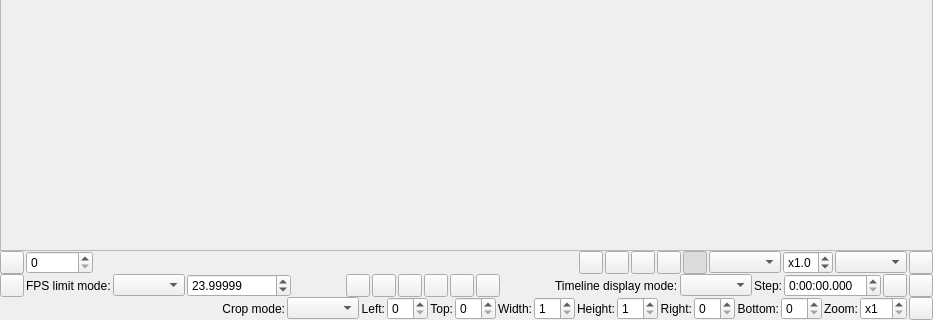
Qt form vsedit/src/preview/preview_dialog.ui (AkarinVS/vapoursynth-editor-2) before a commit; both pictures show x 0 to 933 and y 332 to 652 of the 933 by 652 pixel window.
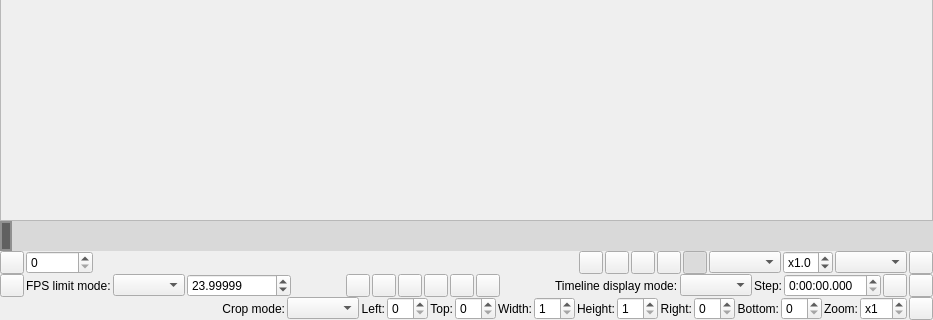
The same form after that commit. Custom widgets are drawn as their Qt base class.

Commit message: - Added a bigger timeline slider bar in preview window, it now takes full width of the window. It is basically a bind to the original slider bar. And the use of QSlider also added the click and drag function naturally - Quick fix on the zoom ratio spinbox

The edit to the form file:
```diff
--- a/vsedit/src/preview/preview_dialog.ui
+++ b/vsedit/src/preview/preview_dialog.ui
@@ -51,6 +51,46 @@
      </property>
     </widget>
    </item>
+   <item>
+    <widget class="TimeLineSliderBig" name="frameNumberSliderBig">
+     <property name="minimumSize">
+      <size>
+       <width>0</width>
+       <height>30</height>
+      </size>
+     </property>
+     <property name="styleSheet">
+      <string notr="true">.QSlider {
+    min-height: 30px;
+    max-height: 30px;
+	background-color: #d9d9d9;    
+}
+
+.QSlider::groove:horizontal {
+    border: 0px solid #262626;
+}
+
+.QSlider::handle:horizontal {   	
+    width: 8px;
+    height: 45px;
+   	border: 2px solid #909090;
+	background-color: #606060;
+}</string>
+     </property>
+     <property name="pageStep">
+      <number>0</number>
+     </property>
+     <property name="tracking">
+      <bool>true</bool>
+     </property>
+     <property name="orientation">
+      <enum>Qt::Horizontal</enum>
+     </property>
+     <property name="tickInterval">
+      <number>0</number>
+     </property>
+    </widget>
+   </item>
    <item>
     <widget class="QWidget" name="toolBar" native="true">
      <property name="sizePolicy">
@@ -719,6 +759,11 @@
    <extends>QDoubleSpinBox</extends>
    <header>../../common-src/qt_widgets_subclasses/zoom_ratio_spinbox.h</header>
   </customwidget>
+  <customwidget>
+   <class>TimeLineSliderBig</class>
+   <extends>QSlider</extends>
+   <header>../../common-src/qt_widgets_subclasses/timeline_slider_big.h</header>
+  </customwidget>
  </customwidgets>
  <resources/>
  <connections/>
```
Left out of the diff: 22 changed lines with no effect on the pictures. The commit also changes 7 other files.
